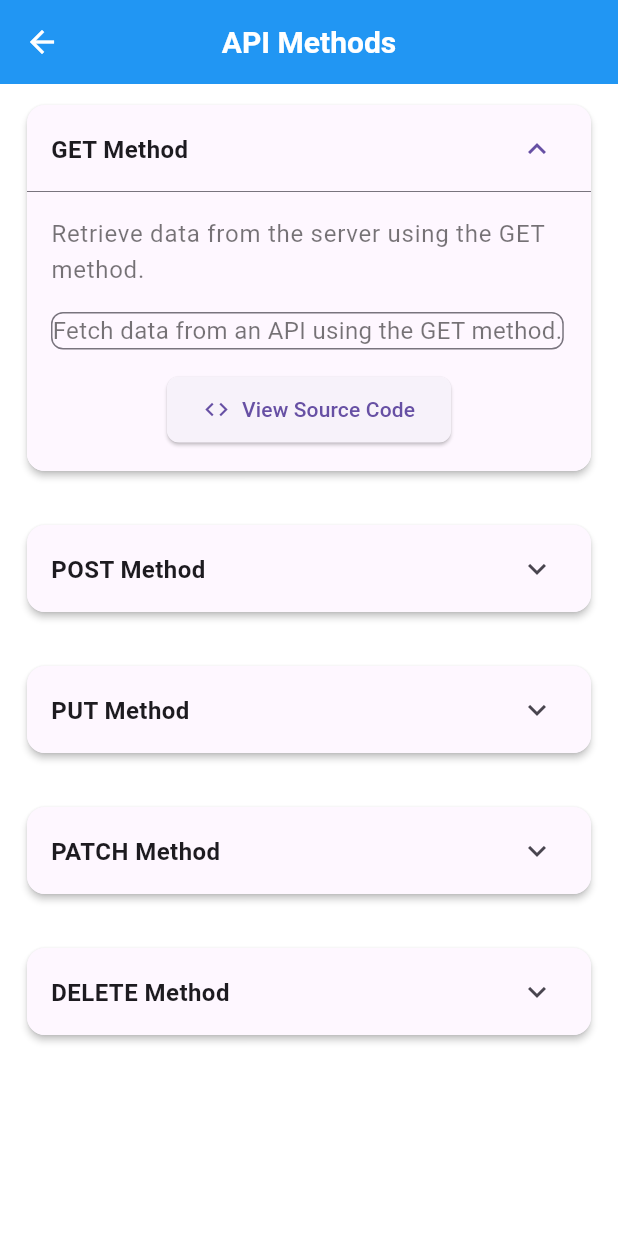
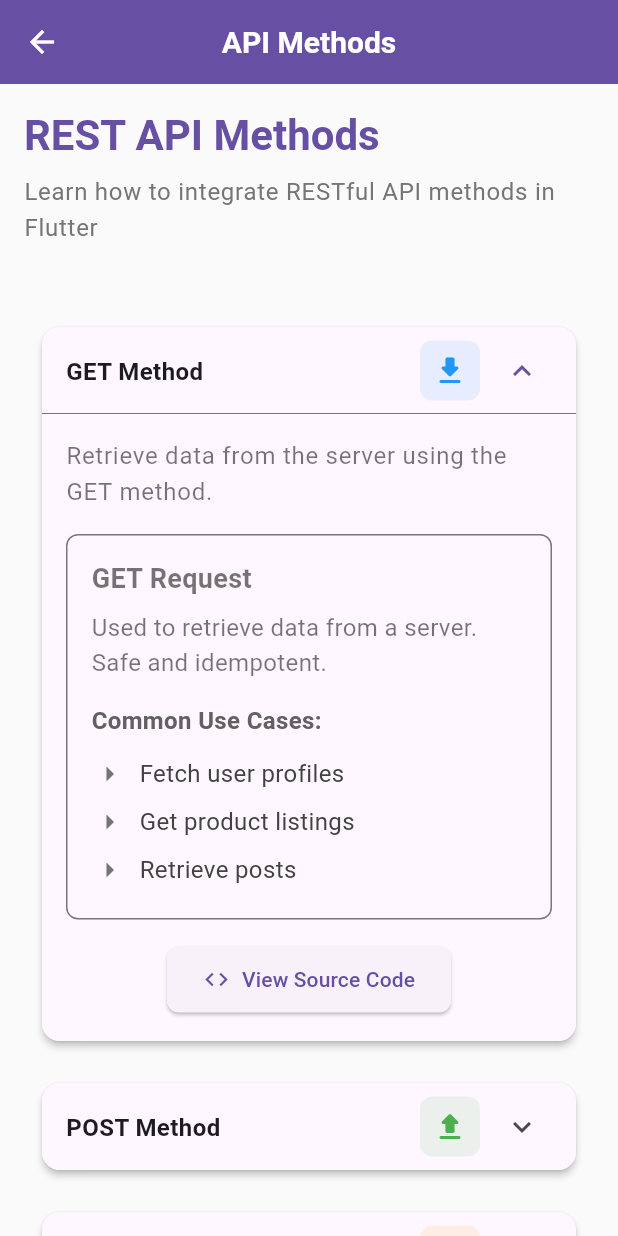
Before and after one commit to mmh-masud-03/flutter_essentials, a Flutter app: the ApiMethodsScreen screen opened by its route, after a tap on "GET Method", on a phone screen of 412 x 824 dp. Run offline on Flutter 3.47's test engine with Material 3 defaults, Android fonts, the phone set to English and light mode, and no system bars; our stand-ins replace carousel_slider, fl_chart, flutter_highlight, flutter_riverpod; missing offline and left inert: dart_style.

Commit message:
api integration screen improved

```diff
--- a/lib/screens/api_integration_screen.dart
+++ b/lib/screens/api_integration_screen.dart
@@ -6,81 +6,186 @@ class ApiMethodsScreen extends StatelessWidget {
 
   List<Widget> _buildApiMethodSections(BuildContext context) {
     return [
-      _buildGetMethodSection(context),
-      const SizedBox(height: 20),
-      _buildPostMethodSection(context),
-      const SizedBox(height: 20),
-      _buildPutMethodSection(context),
-      const SizedBox(height: 20),
-      _buildPatchMethodSection(context),
-      const SizedBox(height: 20),
-      _buildDeleteMethodSection(context),
+      _buildHeader(context),
+      const SizedBox(height: 24),
+      ..._buildApiMethods(context),
     ];
   }
 
-  Widget _buildGetMethodSection(BuildContext context) {
-    return ExpandableSection.buildExpandableSection(
-      context,
-      title: 'GET Method',
-      widget: const Text(
-        'Fetch data from an API using the GET method.',
-        style: TextStyle(fontSize: 16),
+  Widget _buildHeader(BuildContext context) {
+    return Container(
+      padding: const EdgeInsets.all(16),
+      child: Column(
+        crossAxisAlignment: CrossAxisAlignment.start,
+        children: [
+          Text(
+            'REST API Methods',
+            style: Theme.of(context).textTheme.headlineMedium?.copyWith(
+              fontWeight: FontWeight.bold,
+              color: Theme.of(context).primaryColor,
+            ),
+          ),
+          const SizedBox(height: 8),
+          Text(
+            'Learn how to integrate RESTful API methods in Flutter',
+            style: Theme.of(context).textTheme.bodyLarge?.copyWith(
+              color: Colors.grey[600],
+            ),
+          ),
+        ],
       ),
-      description: 'Retrieve data from the server using the GET method.',
-      codeUrl: 'https://github.com/mmh-masud-03/flutter_essentials/raw/refs/heads/master/lib/features/api_integration/get_method_example.dart'
     );
   }
 
-  Widget _buildPostMethodSection(BuildContext context) {
+  List<Widget> _buildApiMethods(BuildContext context) {
+    final methods = [
+      _buildMethodCard(
+        context,
+        title: 'GET Method',
+        icon: Icons.download_rounded,
+        color: Colors.blue,
+        description: 'Retrieve data from the server using the GET method.',
+        widget: _buildMethodContent(
+          'GET Request',
+          'Used to retrieve data from a server. Safe and idempotent.',
+          ['Fetch user profiles', 'Get product listings', 'Retrieve posts'],
+        ),
+        codeUrl: 'https://github.com/mmh-masud-03/flutter_essentials/raw/refs/heads/master/lib/features/api_integration/get_method_example.dart',
+      ),
+      _buildMethodCard(
+        context,
+        title: 'POST Method',
+        icon: Icons.upload_rounded,
+        color: Colors.green,
+        description: 'Create new data on the server using the POST method.',
+        widget: _buildMethodContent(
+          'POST Request',
+          'Used to submit data to create a new resource on the server.',
+          ['Create new user', 'Submit form data', 'Add new product'],
+        ),
+        codeUrl: 'https://github.com/mmh-masud-03/flutter_essentials/raw/refs/heads/master/lib/features/api_integration/post_method_example.dart',
+      ),
+      _buildMethodCard(
+        context,
+        title: 'PUT Method',
+        icon: Icons.update_rounded,
+        color: Colors.orange,
+        description: 'Replace the entire data resource on the server using the PUT method.',
+        widget: _buildMethodContent(
+          'PUT Request',
+          'Used to update or replace an entire resource on the server.',
+          ['Update user profile', 'Replace product details', 'Update settings'],
+        ),
+        codeUrl: 'https://github.com/mmh-masud-03/flutter_essentials/raw/refs/heads/master/lib/features/api_integration/put_method_example.dart',
+      ),
+      _buildMethodCard(
+        context,
+        title: 'PATCH Method',
+        icon: Icons.edit_rounded,
+        color: Colors.purple,
+        description: 'Modify specific fields in a data resource using PATCH.',
+        widget: _buildMethodContent(
+          'PATCH Request',
+          'Used to make partial modifications to a resource.',
+          ['Update user status', 'Modify specific fields', 'Partial updates'],
+        ),
+        codeUrl: 'https://github.com/mmh-masud-03/flutter_essentials/raw/refs/heads/master/lib/features/api_integration/patch_method_example.dart',
+      ),
+      _buildMethodCard(
+        context,
+        title: 'DELETE Method',
+        icon: Icons.delete_outline_rounded,
+        color: Colors.red,
+        description: 'Remove data from the server using the DELETE method.',
+        widget: _buildMethodContent(
+          'DELETE Request',
+          'Used to remove a resource from the server.',
+          ['Delete user account', 'Remove product', 'Clear data'],
+        ),
+        codeUrl: 'https://github.com/mmh-masud-03/flutter_essentials/raw/refs/heads/master/lib/features/api_integration/delete_method_example.dart',
+      ),
+    ];
+
+    return methods.map((method) => Padding(
+      padding: const EdgeInsets.symmetric(horizontal: 12, vertical: 6),
+      child: method,
+    )).toList();
+  }
+
+  Widget _buildMethodCard(
+      BuildContext context, {
+        required String title,
+        required IconData icon,
+        required Color color,
+        required Widget widget,
+        required String description,
+        required String codeUrl,
+      }) {
     return ExpandableSection.buildExpandableSection(
       context,
-      title: 'POST Method',
-      widget: const Text(
-        'Send data to the server using the POST method.',
-        style: TextStyle(fontSize: 16),
-      ),
-      description: 'Create new data on the server using the POST method.',
-      codeUrl: 'https://github.com/mmh-masud-03/flutter_essentials/raw/refs/heads/master/lib/features/api_integration/post_method_example.dart'
+      title: title,
+      widget: widget,
+      description: description,
+      codeUrl: codeUrl,
+      actions: [
+        Container(
+          padding: const EdgeInsets.all(8),
+          decoration: BoxDecoration(
+            color: color.withOpacity(0.1),
+            borderRadius: BorderRadius.circular(8),
+          ),
+          child: Icon(icon, color: color),
+        ),
+      ],
     );
   }
 
-  Widget _buildPutMethodSection(BuildContext context) {
-    return ExpandableSection.buildExpandableSection(
-      context,
-      title: 'PUT Method',
-      widget: const Text(
-        'Update existing data on the server using the PUT method.',
-        style: TextStyle(fontSize: 16),
+  Widget _buildMethodContent(String title, String description, List<String> examples) {
+    return Container(
+      padding: const EdgeInsets.all(16),
+      child: Column(
+        crossAxisAlignment: CrossAxisAlignment.start,
+        children: [
+          Text(
+            title,
+            style: const TextStyle(
+              fontSize: 18,
+              fontWeight: FontWeight.bold,
+            ),
+          ),
+          const SizedBox(height: 8),
+          Text(
+            description,
+            style: const TextStyle(fontSize: 16),
+          ),
+          const SizedBox(height: 16),
+          Text(
+            'Common Use Cases:',
+            style: TextStyle(
+              fontSize: 16,
+              fontWeight: FontWeight.bold,
+              color: Colors.grey[700],
+            ),
+          ),
+          const SizedBox(height: 8),
+          ...examples.map((example) => Padding(
+            padding: const EdgeInsets.symmetric(vertical: 4),
+            child: Row(
+              children: [
+                Icon(Icons.arrow_right, color: Colors.grey[600]),
+                const SizedBox(width: 8),
+                Text(
+                  example,
+                  style: TextStyle(
+                    fontSize: 16,
+                    color: Colors.grey[800],
+                  ),
+                ),
+              ],
+            ),
+          )),
+        ],
       ),
-      description:
-      'Replace the entire data resource on the server using the PUT method.',
-      codeUrl: 'https://github.com/mmh-masud-03/flutter_essentials/raw/refs/heads/master/lib/features/api_integration/put_method_example.dart'
-    );
-  }
-
-  Widget _buildPatchMethodSection(BuildContext context) {
-    return ExpandableSection.buildExpandableSection(
-      context,
-      title: 'PATCH Method',
-      widget: const Text(
-        'Partially update data on the server using the PATCH method.',
-        style: TextStyle(fontSize: 16),
-      ),
-      description: 'Modify specific fields in a data resource using PATCH.',
-      codeUrl:'https://github.com/mmh-masud-03/flutter_essentials/raw/refs/heads/master/lib/features/api_integration/patch_method_example.dart'
-    );
-  }
-
-  Widget _buildDeleteMethodSection(BuildContext context) {
-    return ExpandableSection.buildExpandableSection(
-      context,
-      title: 'DELETE Method',
-      widget: const Text(
-        'Delete a resource from the server using the DELETE method.',
-        style: TextStyle(fontSize: 16),
-      ),
-      description: 'Remove data from the server using the DELETE method.',
-      codeUrl: 'https://github.com/mmh-masud-03/flutter_essentials/raw/refs/heads/master/lib/features/api_integration/delete_method_example.dart'
     );
   }
 
@@ -88,11 +193,19 @@ class ApiMethodsScreen extends StatelessWidget {
   Widget build(BuildContext context) {
     return Scaffold(
       appBar: AppBar(
-        title: const Text('API Methods'),
+        elevation: 0,
+        backgroundColor: Theme.of(context).primaryColor,
+        title: const Text(
+          'API Methods',
+          style: TextStyle(
+            fontWeight: FontWeight.bold,
+            color: Colors.white,
+          ),
+        ),
         centerTitle: true,
       ),
-      body: Padding(
-        padding: const EdgeInsets.symmetric(horizontal: 2.0, vertical: 6.0),
+      body: Container(
+        color: Colors.grey[50],
         child: ListView(
           children: _buildApiMethodSections(context),
         ),
```
